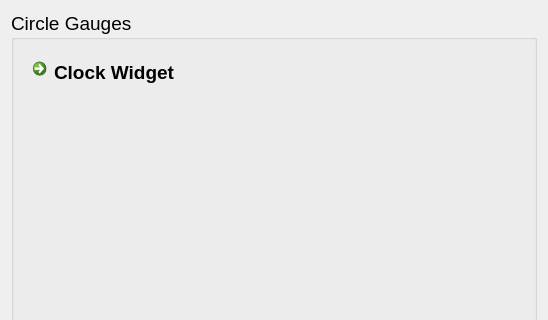
Old version of the form mainwindow.ui in the repository EugeneBA/BEGaugesQt; both pictures show x 0 to 548 and y 0 to 320 of the 548 by 573 pixel window.
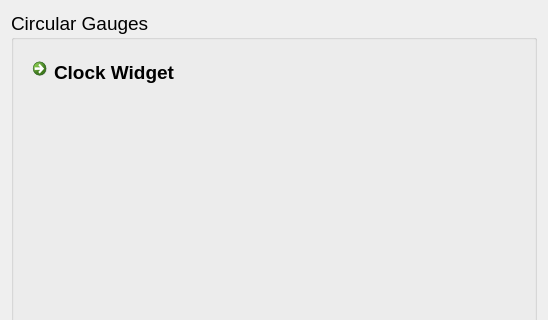
New version of the form.

Commit message: fix: Group title in demo app

What changed in the file:
```diff
--- a/mainwindow.ui
+++ b/mainwindow.ui
@@ -23,7 +23,7 @@
        </font>
       </property>
       <property name="title">
-       <string>Circle Gauges</string>
+       <string>Circular Gauges</string>
       </property>
       <layout class="QVBoxLayout" name="verticalLayout">
        <item>
```
